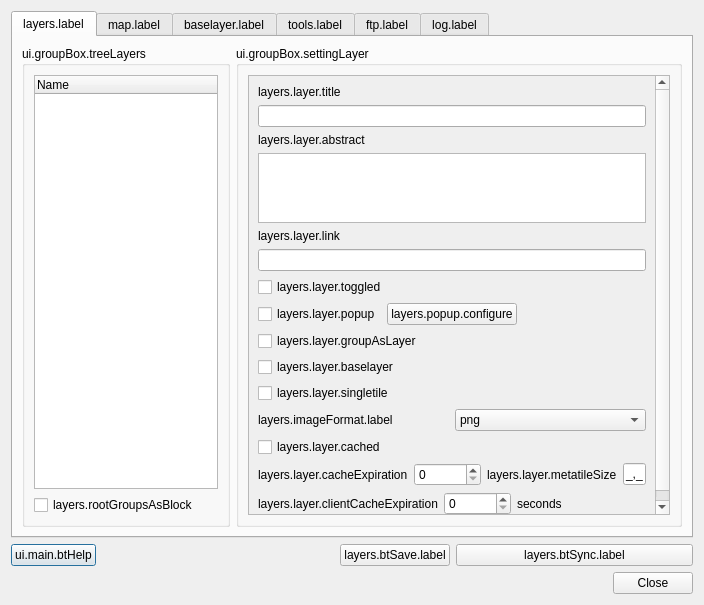
Old version of the form ui_lizmap.ui in the repository 3liz/lizmap-plugin.
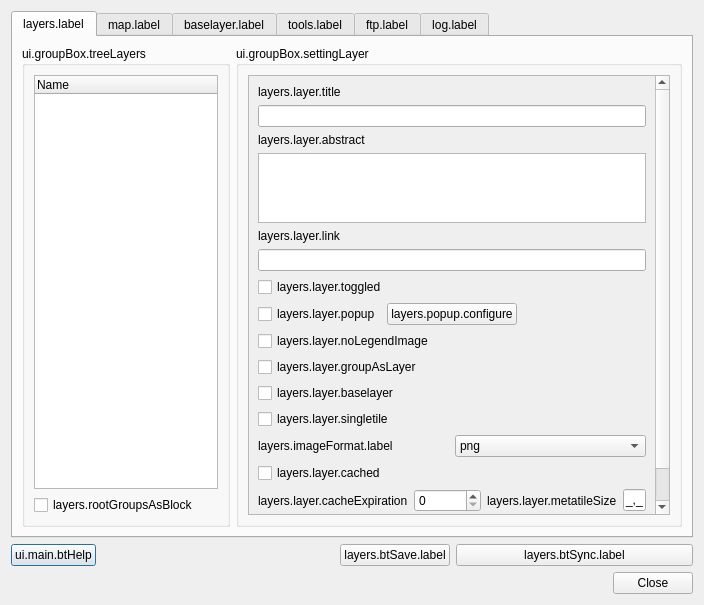
New version of the form.

Commit message: Option to hide legend image for a layer

What changed in the file:
```diff
--- a/ui_lizmap.ui
+++ b/ui_lizmap.ui
@@ -90,9 +90,9 @@
              <property name="geometry">
               <rect>
                <x>0</x>
-               <y>0</y>
+               <y>-99</y>
                <width>535</width>
-               <height>513</height>
+               <height>541</height>
               </rect>
              </property>
              <layout class="QGridLayout" name="gridLayout_20">
@@ -173,6 +173,13 @@
                   </item>
                  </layout>
                 </item>
+                <item>
+                 <widget class="QCheckBox" name="cbNoLegendImage">
+                  <property name="text">
+                   <string>layers.layer.noLegendImage</string>
+                  </property>
+                 </widget>
+                </item>
                 <item>
                  <widget class="QCheckBox" name="cbGroupAsLayer">
                   <property name="text">
```
Left out of the diff: 3 changed lines with no effect on the pictures. The commit also changes 8 other files.
